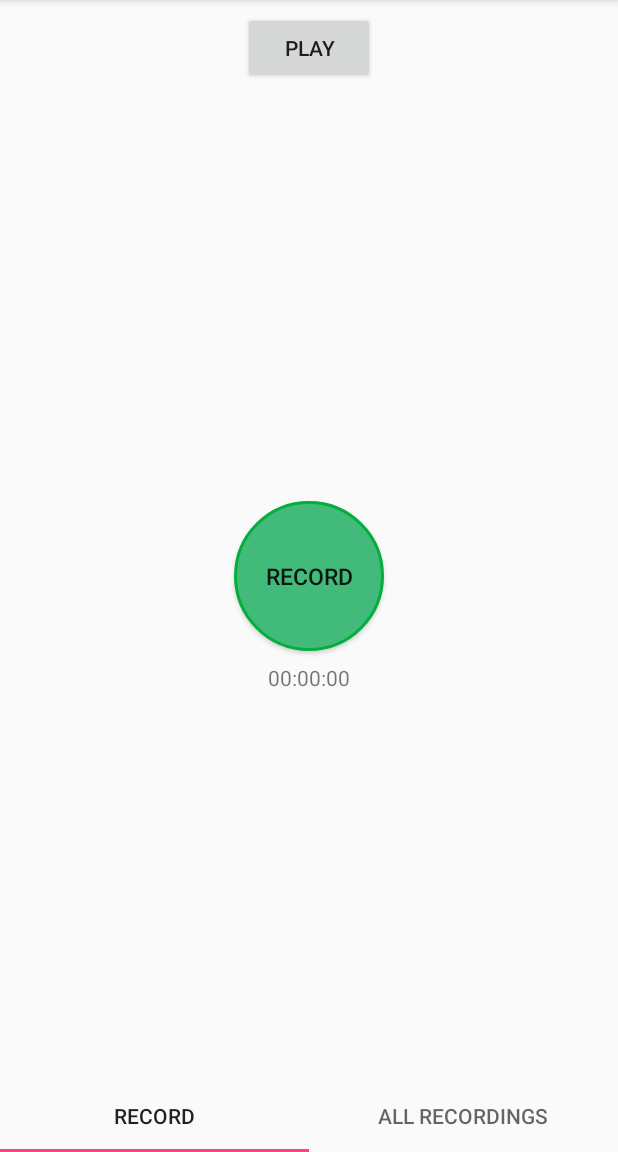
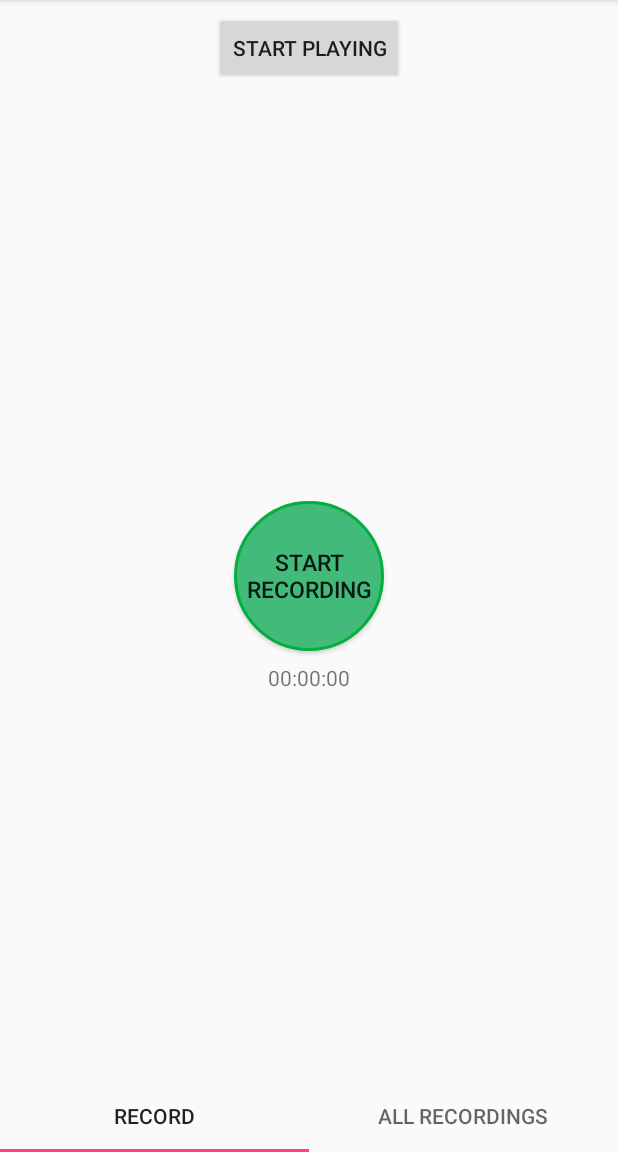
Before and after one commit to EmiliaPalaghita/Funny-Voice-Recorder, an Android app: the screen it shows after launch (RecordActivity), on a phone screen of 412 x 824 dp, the part 84-1236 px from its top. Run offline under Robolectric (Android 15) with nearby library versions, the light colour scheme and no system bars.

Commit message:
fixed record and play; now they;re working

```diff
--- a/app/src/main/java/com/example/epalaghita/funnyvoicerecorder/fragments/RecordFragment.kt
+++ b/app/src/main/java/com/example/epalaghita/funnyvoicerecorder/fragments/RecordFragment.kt
@@ -16,19 +16,23 @@ import android.media.MediaPlayer
 import android.os.Environment
 import android.support.v4.app.ActivityCompat
 import kotlinx.android.synthetic.main.record_fragment.*
+import java.io.File
 import java.util.*
 
 
 class RecordFragment : Fragment() {
 
+    private val PATH = Environment.getExternalStorageDirectory().absolutePath + "/_audioDirectory/"
     private val LOG_TAG = "AudioRecordTest"
     private val REQUEST_RECORD_AUDIO_PERMISSION = 200
+    private val START_PLAY = "Start playing"
+    private val STOP_PLAY = "Stop playing"
+    private val START_RECORD = "Start recording"
+    private val STOP_RECORD = "Stop recording"
     private var mFileName: String? = Date().time.toString()
 
-    private var mRecordButton: RecordButton? = null
     private var mRecorder: MediaRecorder? = null
 
-    private val mPlayButton: PlayButton? = null
     private var mPlayer: MediaPlayer? = null
 
 
@@ -46,7 +50,7 @@ class RecordFragment : Fragment() {
 
     private fun startRecording() {
 
-        mFileName = Environment.getExternalStorageDirectory().absolutePath + Date().time.toString() + ".mp3"
+        mFileName = PATH + Date().time.toString() + ".mp3"
 
         mRecorder = MediaRecorder()
         mRecorder?.setAudioSource(MediaRecorder.AudioSource.MIC)
@@ -54,14 +58,15 @@ class RecordFragment : Fragment() {
         mRecorder?.setOutputFile(mFileName)
         mRecorder?.setAudioEncoder(MediaRecorder.AudioEncoder.AMR_NB)
 
-        //TODO - try to solve the EACCES permission denied error
         try {
             mRecorder?.prepare()
         } catch (e: IOException) {
             Log.e(LOG_TAG, "prepare() failed")
+        } catch (e2: Exception) {
+            Log.e("EXCEPTIONS", e2.stackTrace.toString())
         }
+        Log.d("FILENAME", mFileName)
 
-        mRecorder?.prepare()
         mRecorder?.start()
     }
 
@@ -80,17 +85,24 @@ class RecordFragment : Fragment() {
     }
 
     private fun startPlaying() {
+        play_button.text = STOP_PLAY
         mPlayer = MediaPlayer()
         try {
             mPlayer?.setDataSource(mFileName)
             mPlayer?.prepare()
             mPlayer?.start()
+            mPlayer?.setOnCompletionListener {
+                stopPlaying()
+            }
         } catch (e: IOException) {
             Log.e(LOG_TAG, "prepare() failed")
         }
+
+
     }
 
     private fun stopPlaying() {
+        play_button.text = START_PLAY
         mPlayer?.release()
         mPlayer = null
     }
@@ -101,34 +113,27 @@ class RecordFragment : Fragment() {
         var clicker: OnClickListener = OnClickListener {
             onRecord(mStartRecording)
             if (mStartRecording) {
-                text = "Stop recording"
+                record_button.text = STOP_RECORD
             } else {
-                text = "Start recording"
+                record_button.text = START_RECORD
             }
             mStartRecording = !mStartRecording
         }
 
         init {
-            text = "Start recording"
+            record_button.text = START_RECORD
             setOnClickListener(clicker)
         }
     }
 
     internal inner class PlayButton(ctx: Context) : Button(ctx) {
-        private var mStartPlaying = true
 
-        private var clicker: View.OnClickListener = OnClickListener {
-            onPlay(mStartPlaying)
-            text = if (mStartPlaying) {
-                "Stop playing"
-            } else {
-                "Start playing"
-            }
-            mStartPlaying = !mStartPlaying
+        var clicker: View.OnClickListener = OnClickListener {
+            startPlaying()
         }
 
         init {
-            text = "Start playing"
+            play_button.text = START_PLAY
             setOnClickListener(clicker)
         }
     }
@@ -138,9 +143,12 @@ class RecordFragment : Fragment() {
 
         this.activity?.let { ActivityCompat.requestPermissions(it, arrayOf(Manifest.permission.RECORD_AUDIO, Manifest.permission.WRITE_EXTERNAL_STORAGE), REQUEST_RECORD_AUDIO_PERMISSION) }
 
-        //  TODO - create directory for all recordings
-        val dir: String = Environment.getExternalStorageDirectory().absolutePath + "/_audioDirectory"
+        val audioDirectory = File(PATH)
+        if (!audioDirectory.exists())
+            audioDirectory.mkdirs()
 
         record_button.setOnClickListener(context?.let { RecordButton(it).clicker })
+
+        play_button.setOnClickListener(context?.let { PlayButton(it).clicker })
     }
 }
```
